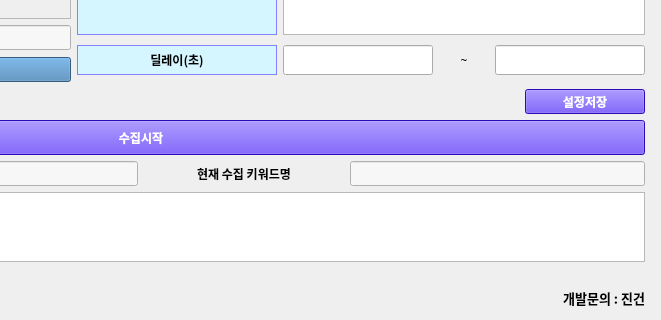
First picture: the form in youtube1.1.ui, repository kjg0898-dot/short12code, before the edit; both pictures show x 373 to 1034 and y 543 to 863 of the 1034 by 863 pixel window.
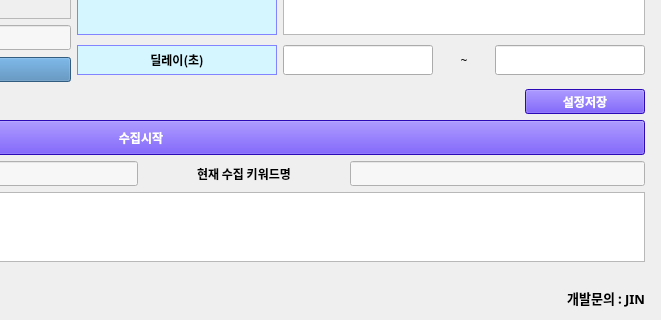
Second picture: the form after the edit.

Commit message: YouTube 새 UI 필터 대응

```diff
--- a/youtube1.1.ui
+++ b/youtube1.1.ui
@@ -1384,7 +1384,7 @@
          </font>
         </property>
         <property name="text">
-         <string>&lt;html&gt;&lt;head/&gt;&lt;body&gt;&lt;p&gt;&lt;span style=&quot; font-size:10pt;&quot;&gt;개발문의 : 진건&lt;/span&gt;&lt;/p&gt;&lt;/body&gt;&lt;/html&gt;</string>
+         <string>&lt;html&gt;&lt;head/&gt;&lt;body&gt;&lt;p&gt;&lt;span style=&quot; font-size:10pt;&quot;&gt;개발문의 : JIN&lt;/span&gt;&lt;/p&gt;&lt;/body&gt;&lt;/html&gt;</string>
         </property>
         <property name="alignment">
          <set>Qt::AlignRight|Qt::AlignTrailing|Qt::AlignVCenter</set>
```
